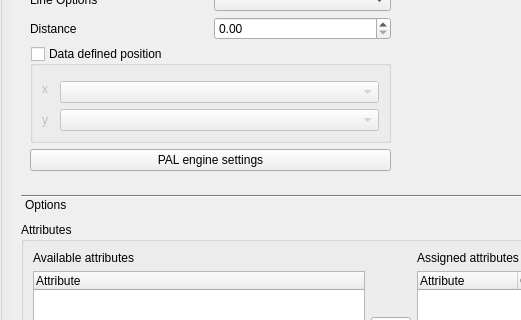
First picture: the form in src/ui/qgsdiagrampropertiesbase.ui, repository qgis/QGIS, before the edit; both pictures show x 0 to 521 and y 198 to 518 of the 782 by 663 pixel window.
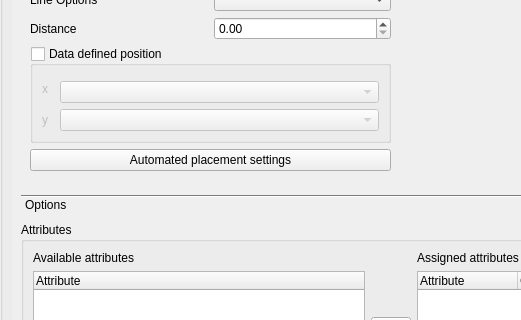
Second picture: the form after the edit. The open tabs and pages were chosen to show the change. Icons and pictures are not drawn. Custom widgets are drawn as their Qt base class.

Commit message: Adjust wording about PAL engine

```diff
--- a/src/ui/qgsdiagrampropertiesbase.ui
+++ b/src/ui/qgsdiagrampropertiesbase.ui
@@ -674,7 +674,7 @@
               <item row="3" column="0">
                <widget class="QPushButton" name="mEngineSettingsButton">
                 <property name="text">
-                 <string>PAL engine settings</string>
+                 <string>Automated placement settings</string>
                 </property>
                </widget>
               </item>
```
The commit also changes 2 other files.
